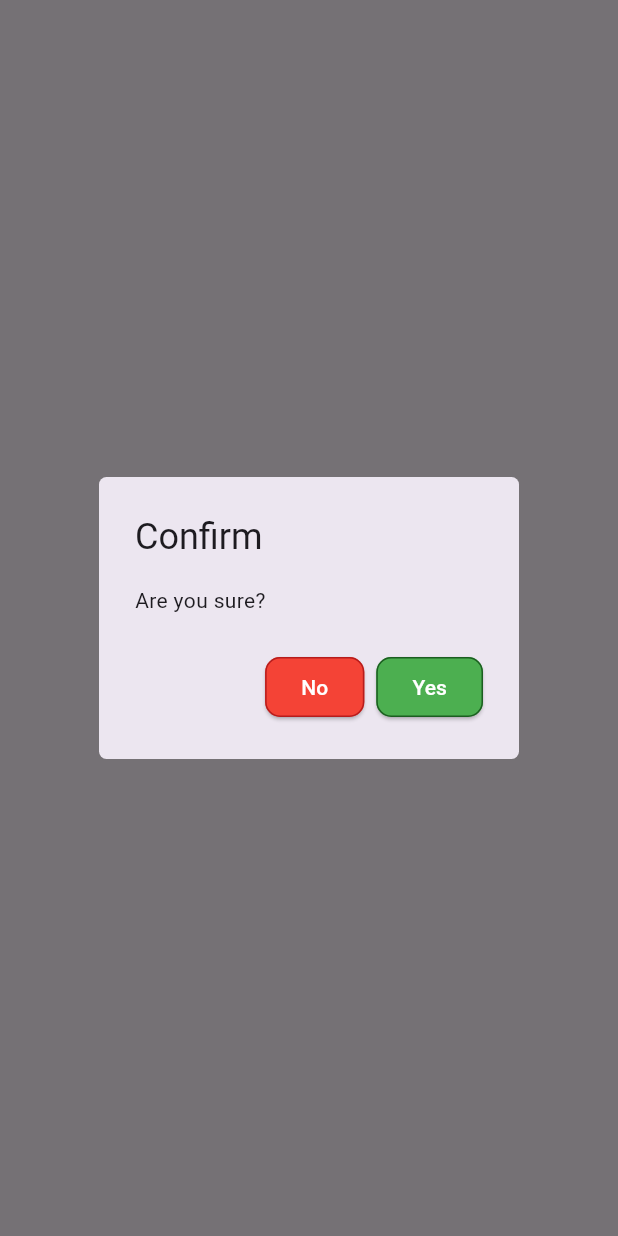
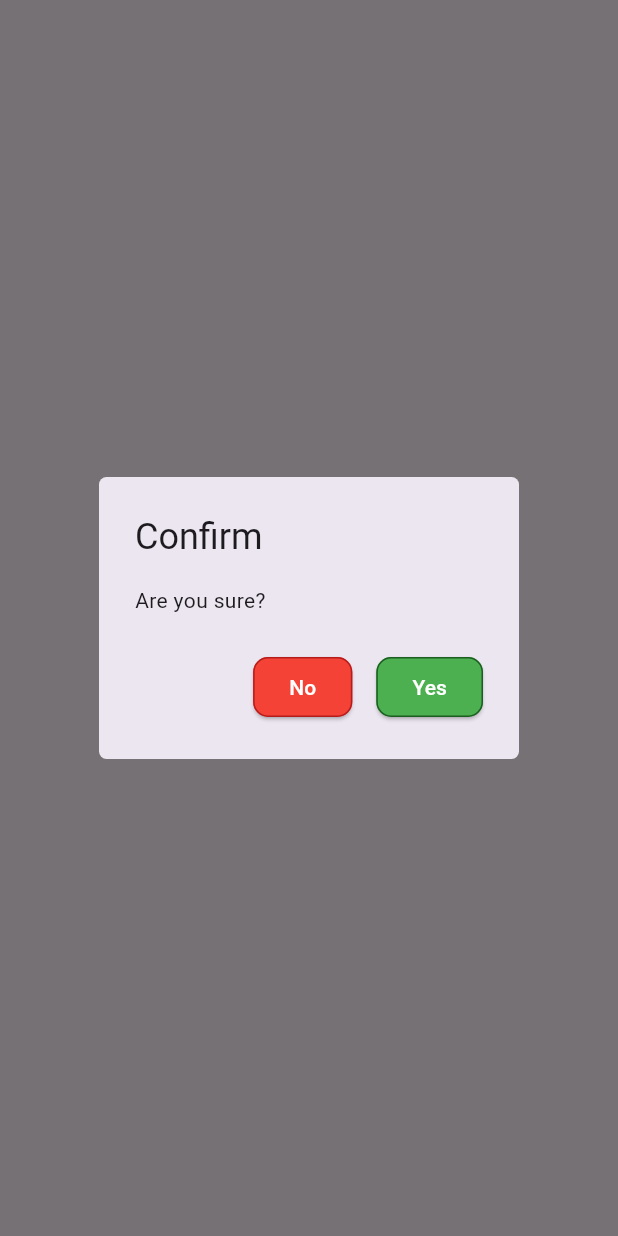
Before and after one commit to fsoft72/liwe3_flutter, a Flutter app: what confirmDialog() shows on an empty page, opened directly with empty values, on a phone screen of 412 x 824 dp. Run offline on Flutter 3.47's test engine with Material 3 defaults, Android fonts, the phone set to English and light mode, and no system bars; our stand-ins replace get.

Commit message:
Update confirmDialog component with customizable confirm and cancel labels

```diff
--- a/lib/components/dialog.dart
+++ b/lib/components/dialog.dart
@@ -8,6 +8,8 @@ void confirmDialog({
   String content = 'Are you sure?',
   Function? confirm,
   Function? cancel,
+  String confirmLabel = 'Yes',
+  String cancelLabel = 'No',
 }) {
   void close(cback, result) {
     Get.back(result: result);
@@ -22,8 +24,9 @@ void confirmDialog({
       title: Text(title),
       content: Text(content),
       actions: [
-        Button(label: 'No', mode: LiWETheme.error, onClick: (_) => close(cancel, false)),
-        Button(label: 'Yes', mode: LiWETheme.success, onClick: (_) => close(confirm, true)),
+        Button(label: cancelLabel, mode: LiWETheme.error, onClick: (_) => close(cancel, false)),
+        const Spacer(),
+        Button(label: confirmLabel, mode: LiWETheme.success, onClick: (_) => close(confirm, true)),
       ],
     ),
   );
```
